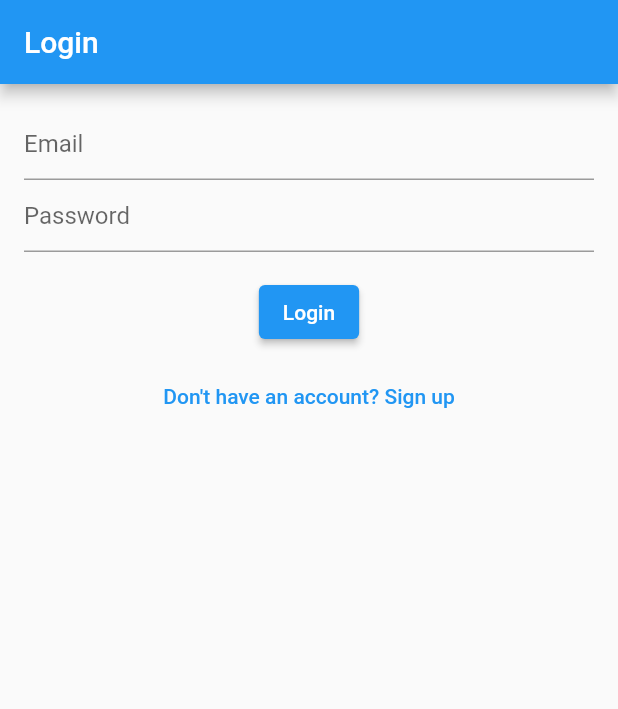
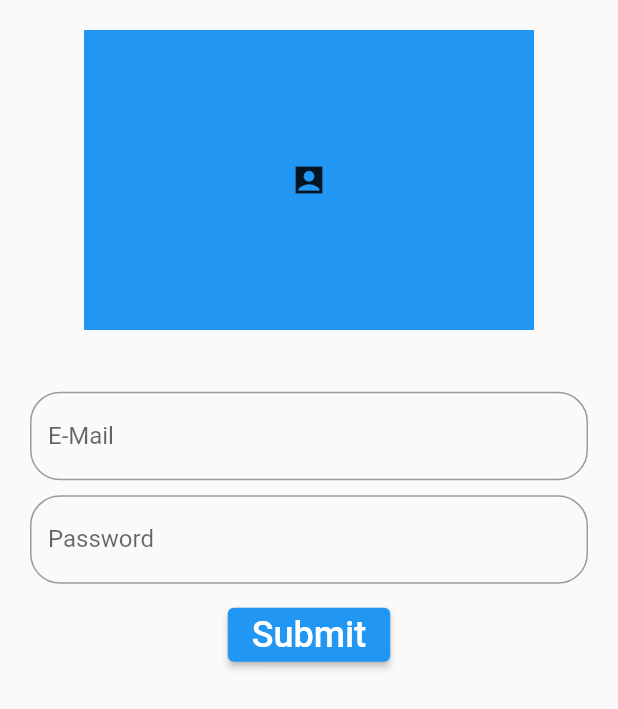
Before and after one commit to DhorajiyaNency07/authentication_using_shared_preferences, a Flutter app: the screen it shows after launch, on a phone screen of 412 x 824 dp. Shown: the top 709 px of the screen. Run offline on Flutter 3.47's test engine with Material 2 defaults, Android fonts, the phone set to English and light mode, and no system bars; our stand-ins replace image_picker, shared_preferences.

Commit message:
12/03/2023

```diff
--- a/lib/main.dart
+++ b/lib/main.dart
@@ -1,20 +1,14 @@
 import 'package:flutter/material.dart';
 import 'package:shared_preferences/shared_preferences.dart';
-import 'log_in_screen.dart';
+import 'screens/first_login_shared/log_in_screen.dart';
+import 'screens/login_screen_using_shared_preference/shared_preference_log_in.dart';
 
-// void main() => runApp(MyApp());
-void main() async {
-  WidgetsFlutterBinding.ensureInitialized();
-  SharedPreferences prefs = await SharedPreferences.getInstance();
-  String? email = prefs.getString('userEmail');
-  String? password = prefs.getString('userPassword');
-  runApp(MyApp(email: email, password: password));
+void main() {
+  runApp(const MyApp());
 }
-
 
 class MyApp extends StatelessWidget {
   const MyApp({super.key, String? email, String? password});
-
 
   @override
   Widget build(BuildContext context) {
@@ -23,11 +17,11 @@ class MyApp extends StatelessWidget {
       theme: ThemeData(
         primarySwatch: Colors.blue,
       ),
-      home: const LoginPage(),
+      // home: const LoginPage(),
+      home: const LoginScreen(),
     );
   }
 }
-
 
 // import 'package:authentication_using_shared_preferences/log_in_screen.dart';
 // import 'package:flutter/material.dart';
--- a/lib/home_screen.dart
+++ b/lib/screens/first_login_shared/home_screen.dart
@@ -1,5 +1,5 @@
 import 'package:flutter/material.dart';
-import 'functions/auth_services_function.dart';
+import '../../functions/auth_services_function.dart';
 import 'log_in_screen.dart';
 
 
--- a/lib/sign_up_screen.dart
+++ b/lib/screens/first_login_shared/sign_up_screen.dart
@@ -1,6 +1,5 @@
 import 'package:authentication_using_shared_preferences/functions/auth_services_function.dart';
 import 'package:flutter/material.dart';
-
 import 'home_screen.dart';
 
 class SignUpPage extends StatefulWidget {
--- /dev/null
+++ b/lib/screens/login_screen_using_shared_preference/shared_preference_log_in.dart
@@ -0,0 +1,166 @@
+import 'dart:convert';
+import 'dart:io';
+import 'package:flutter/material.dart';
+import 'package:image_picker/image_picker.dart';
+import 'package:shared_preferences/shared_preferences.dart';
+import 'next_screen.dart';
+
+class LoginScreen extends StatefulWidget {
+  const LoginScreen({Key? key}) : super(key: key);
+
+  @override
+  State<LoginScreen> createState() => _LoginScreenState();
+}
+
+class _LoginScreenState extends State<LoginScreen> {
+  TextEditingController emailController = TextEditingController();
+  TextEditingController passwordController = TextEditingController();
+  SharedPreferences? sharedPreferences;
+  final ImagePicker picker = ImagePicker();
+  XFile? image;
+  final _formKey = GlobalKey<FormState>();
+  var isLoading = false;
+
+  submit() {
+    final isValid = _formKey.currentState?.validate();
+    if (!isValid!) {
+      return;
+    }
+    _formKey.currentState?.save();
+    setData();
+    Navigator.pushAndRemoveUntil(
+      context,
+      MaterialPageRoute(
+        builder: (context) => const SecondScreen(),
+      ),
+      (route) => false,
+    );
+  }
+
+  @override
+  void initState() {
+    // TODO: implement initState
+    getInstanceData();
+    super.initState();
+  }
+
+  getInstanceData() async {
+    sharedPreferences = await SharedPreferences.getInstance();
+  }
+
+  setData() async {
+    await sharedPreferences!.setString(
+      'loginData',
+      jsonEncode({
+        "email": emailController.text,
+        "password": passwordController.text,
+        "image": image!.path,
+      }),
+    );
+  }
+
+  @override
+  Widget build(BuildContext context) {
+    return Scaffold(
+      resizeToAvoidBottomInset: false,
+      body: SafeArea(
+        child: Padding(
+          padding: const EdgeInsets.all(20.0),
+          child: Form(
+            key: _formKey,
+            child: Column(
+              children: [
+                InkWell(
+                  onTap: () async {
+                    image = await picker.pickImage(source: ImageSource.camera);
+                    setState(() {});
+                  },
+                  child: Container(
+                    height: 200,
+                    width: 300,
+                    color: Colors.blue,
+                    child: image == null
+                        ? const Icon(Icons.account_box_sharp)
+                        : Image.file(
+                            File(image!.path),
+                            height: 100,
+                            width: 200,
+                          ),
+                  ),
+                ),
+
+                SizedBox(
+                  height: MediaQuery.of(context).size.width * 0.1,
+                ),
+                TextFormField(
+                  controller: emailController,
+                  decoration: InputDecoration(
+                      border: OutlineInputBorder(
+                        borderSide: const BorderSide(
+                          color: Colors.black,
+                        ),
+                        borderRadius: BorderRadius.circular(20),
+                      ),
+                      labelText: 'E-Mail'),
+                  keyboardType: TextInputType.emailAddress,
+                  onFieldSubmitted: (value) {
+                    //Validator
+                  },
+                  validator: (value) {
+                    if (value!.isEmpty ||
+                        !RegExp(r"^[a-zA-Z0-9.a-zA-Z0-9.!#$%&'*+-/=?^_`{|}~]+@[a-zA-Z0-9]+\.[a-zA-Z]+")
+                            .hasMatch(value)) {
+                      return 'Enter a valid email!';
+                    }
+                    return null;
+                  },
+                ),
+                //box styling
+                const SizedBox(
+                  height: 10,
+                ),
+                //text input
+                TextFormField(
+                  controller: passwordController,
+                  decoration: InputDecoration(
+                      border: OutlineInputBorder(
+                        borderSide: const BorderSide(
+                          color: Colors.black,
+                        ),
+                        borderRadius: BorderRadius.circular(20),
+                      ),
+                      labelText: 'Password'),
+                  keyboardType: TextInputType.emailAddress,
+                  onFieldSubmitted: (value) {},
+                  obscureText: true,
+                  validator: (value) {
+                    if (value!.isEmpty ||
+                        !RegExp(r"^(?=.*?[A-Z])(?=.*?[a-z])(?=.*?[0-9])(?=.*?[!@#\$&*~]).{8,}$")
+                            .hasMatch(value)) {
+                      return 'Enter a valid Password!';
+                    }
+                    return null;
+                  },
+                ),
+                const SizedBox(
+                  height: 10,
+                ),
+                ElevatedButton(
+                  child: const Text(
+                    "Submit",
+                    style: TextStyle(
+                      fontSize: 24.0,
+                    ),
+                  ),
+                  onPressed: () {
+                    submit();
+                  },
+                )
+              ],
+            ),
+          ),
+        ),
+      ),
+    );
+  }
+}
--- a/pubspec.yaml
+++ b/pubspec.yaml
@@ -37,7 +37,7 @@ dependencies:
   # Use with the CupertinoIcons class for iOS style icons.
   cupertino_icons: ^1.0.2
   shared_preferences: ^2.0.18
-  image_picker: ^0.8.4+3
+  image_picker: ^0.8.7
 
 dev_dependencies:
   flutter_test:
```
Also changed, not shown: lib/screens/login_screen_using_shared_preference/next_screen.dart (added, +74 -0 lines), lib/screens/first_login_shared/log_in_screen.dart (renamed from lib/log_in_screen.dart).
